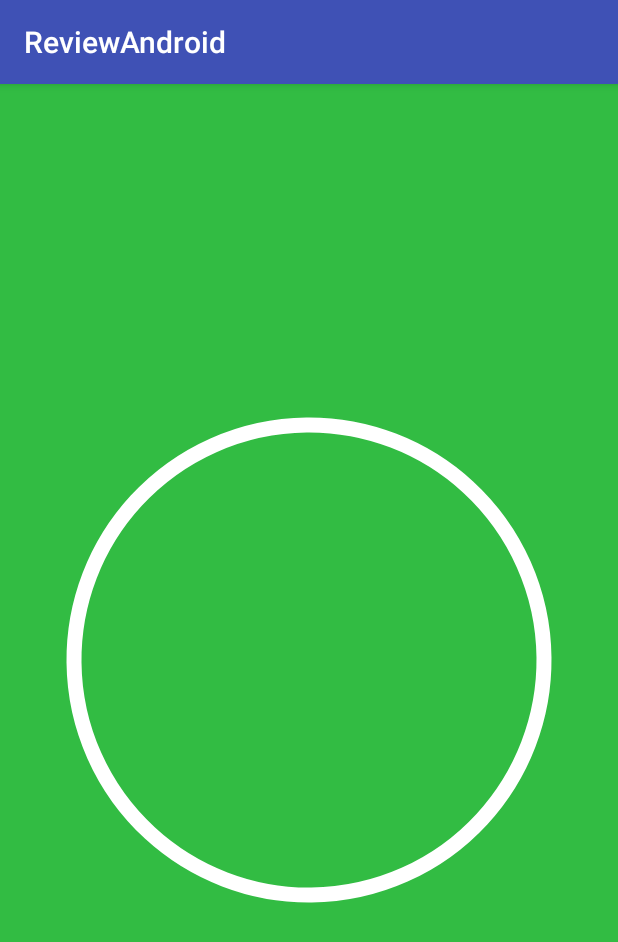
After one commit to dapengyou/ReviewAndroid, an Android app: the FinishActivity screen opened directly, with no data from a screen before it, on a phone screen of 412 x 824 dp. The commit adds this screen. Shown: the top 942 px of the screen. Run offline under Robolectric (Android 15) with nearby library versions, the phone set to English and light mode, and no system bars.

Commit message:
finishView  外面的圈动画完成

```diff
--- a/app/src/main/AndroidManifest.xml
+++ b/app/src/main/AndroidManifest.xml
@@ -40,7 +40,8 @@
         <activity android:name=".activity.AlarmActivity" />
         <activity android:name=".view.ClockViewActivity" />
         <activity android:name=".view.ImageViewActivity" />
-        <activity android:name=".view.SearchActivity"></activity>
+        <activity android:name=".view.SearchActivity" />
+        <activity android:name=".view.FinishActivity"></activity>
     </application>
 
 </manifest>
--- /dev/null
+++ b/app/src/main/java/com/test/reviewandroid/view/FinishActivity.java
@@ -0,0 +1,15 @@
+package com.test.reviewandroid.view;
+
+import android.support.v7.app.AppCompatActivity;
+import android.os.Bundle;
+
+import com.test.reviewandroid.R;
+
+public class FinishActivity extends AppCompatActivity {
+
+    @Override
+    protected void onCreate(Bundle savedInstanceState) {
+        super.onCreate(savedInstanceState);
+        setContentView(R.layout.activity_finish);
+    }
+}
--- a/app/src/main/java/com/test/reviewandroid/view/FinishView.java
+++ b/app/src/main/java/com/test/reviewandroid/view/FinishView.java
@@ -4,15 +4,18 @@ import android.animation.Animator;
 import android.animation.ValueAnimator;
 import android.content.Context;
 import android.content.res.TypedArray;
+import android.graphics.Canvas;
 import android.graphics.Color;
 import android.graphics.Paint;
 import android.graphics.Path;
 import android.graphics.PathMeasure;
+import android.graphics.Point;
 import android.graphics.RectF;
 import android.os.Handler;
 import android.support.annotation.Nullable;
 import android.util.AttributeSet;
 import android.view.View;
+import android.view.animation.LinearInterpolator;
 
 import com.test.reviewandroid.R;
 
@@ -22,21 +25,32 @@ import com.test.reviewandroid.R;
  * @Description:
  */
 public class FinishView extends View {
-    // 画笔
-    private Paint mPaint;
-
     // View 宽高
     private int mViewWidth;
     private int mViewHeight;
+
+    private int mRadius;//半径
+
+    private Point mCenterPoint;//中心点
+    private int mTickWidth, mBorderWidth;//设置对话和圆圈的宽度
 
     // 当前的状态(非常重要)
     private FinishView.status mCurrentState = FinishView.status.NONE;
 
     /*路径*/
-    private Path mTickPath;//对号路径
-    private Path mCirclePath;//外援路径
+    private Path mTickRightPath;//对号路径
+    private Path mTickLeftPath;//对号路径
+    private Path mCirclePath;//外圆路径
+    private RectF mRectF;
+    private Path mArcPath;
+
+
     // 测量Path 并截取部分的工具
     private PathMeasure mPathMeasure;
+
+    /*画笔*/
+    private Paint mCirclePaint;//外圆画笔
+    private Paint mTickPaint;//对号画笔
 
     /*动画*/
     private ValueAnimator mCircleAnimator;//圆圈动画
@@ -44,7 +58,7 @@ public class FinishView extends View {
 
     /*颜色*/
     private int mTickColor;
-    private int mBorderColor;
+    private int mCircleColor;
     private int mBackgroundColor;
 
     // 动画数值(用于控制动画状态,因为同一时间内只允许有一种状态出现,具体数值处理取决于当前状态)
@@ -56,6 +70,9 @@ public class FinishView extends View {
 
     // 用于控制动画状态转换
     private Handler mAnimatorHandler;
+
+    private final static int UNSET_FLAG = 1;
+
 
     public FinishView(Context context) {
         this(context, null);
@@ -72,9 +89,12 @@ public class FinishView extends View {
         try {
             mTickColor =
                     a.getColor(R.styleable.FinishView_tick_color, Color.WHITE);
-            mBorderColor =
-                    a.getColor(R.styleable.FinishView_border_color, Color.parseColor("#4AC65A"));
+            mCircleColor =
+                    a.getColor(R.styleable.FinishView_circle_view_color, Color.WHITE);
             mBackgroundColor = a.getColor(R.styleable.FinishView_background_color, Color.parseColor("#32bc43"));
+            mTickWidth = a.getDimensionPixelSize(R.styleable.FinishView_tick_width, UNSET_FLAG);
+            mBorderWidth =
+                    a.getDimensionPixelOffset(R.styleable.FinishView_border_width, UNSET_FLAG);
         } finally {
             a.recycle();
         }
@@ -127,8 +147,33 @@ public class FinishView extends View {
     @Override
     protected void onSizeChanged(int w, int h, int oldw, int oldh) {
         super.onSizeChanged(w, h, oldw, oldh);
-        mViewWidth = w;
-        mViewHeight = h;
+
+        int width = getWidth();
+        int height = getHeight();
+
+        int paddingLeft = getPaddingLeft();
+        int paddingRight = getPaddingRight();
+        int paddingTop = getPaddingTop();
+        int paddingBottom = getPaddingBottom();
+
+        mViewWidth = width - paddingLeft - paddingRight;
+        mViewHeight = height - paddingTop - paddingBottom;
+
+        int diameter = Math.min(mViewWidth, mViewHeight);
+        mRadius = Math.min(mViewWidth, mViewHeight) / 2 - mBorderWidth;
+
+        mCenterPoint.x = paddingLeft + mRadius + mBorderWidth;
+        mCenterPoint.y = paddingTop + mRadius + mBorderWidth;
+
+        mRectF.set(paddingLeft + mBorderWidth, paddingTop + mBorderWidth, mViewWidth - mBorderWidth, mViewHeight - mBorderWidth);
+
+
+        if (mBorderWidth == UNSET_FLAG) {
+            mBorderWidth = mViewWidth / 12;
+        }
+
+        mCirclePath.reset();
+        mCirclePath.addCircle(mCenterPoint.x, mCenterPoint.y, mRadius, Path.Direction.CCW);
     }
 
     /**
@@ -148,6 +193,8 @@ public class FinishView extends View {
 
         initAnimator();
 
+        mCircleAnimator.start();
+
     }
 
     /**
@@ -157,12 +204,22 @@ public class FinishView extends View {
      * @Description 初始化画笔
      */
     private void initPaint() {
-        mPaint = new Paint();
-        mPaint.setStyle(Paint.Style.STROKE);
-        mPaint.setStrokeWidth(15);
-        mPaint.setColor(Color.WHITE);
-        mPaint.setAntiAlias(true);
-        mPaint.setStrokeCap(Paint.Cap.ROUND);
+        //外圆画笔初始化
+        mCirclePaint = new Paint();
+        mCirclePaint.setStyle(Paint.Style.STROKE);
+        mCirclePaint.setStrokeWidth(mBorderWidth);
+        mCirclePaint.setColor(mCircleColor);
+        mCirclePaint.setAntiAlias(true);
+        mCirclePaint.setStrokeCap(Paint.Cap.ROUND);
+
+        //对号画笔初始化
+        mTickPaint = new Paint();
+        mTickPaint.setStyle(Paint.Style.STROKE);
+        mTickPaint.setStrokeWidth(mTickWidth);
+        mTickPaint.setColor(mTickColor);
+        mTickPaint.setAntiAlias(true);
+        mTickPaint.setStrokeCap(Paint.Cap.ROUND);
+
     }
 
     /**
@@ -172,13 +229,10 @@ public class FinishView extends View {
      * @Description 初始化路径
      */
     private void initPath() {
-        mTickPath = new Path();
+        mCenterPoint = new Point();
         mCirclePath = new Path();
-
-        mPathMeasure = new PathMeasure();
-
-        RectF oval = new RectF(-100, -100, 100, 100);      // 外部圆环
-        mCirclePath.addArc(oval, 45, -359.9f);
+        mRectF = new RectF();
+        mArcPath = new Path();
 
     }
 
@@ -189,6 +243,39 @@ public class FinishView extends View {
      * @Description 监听初始化
      */
     private void initListener() {
+
+        mUpdateListener = new ValueAnimator.AnimatorUpdateListener() {
+            @Override
+            public void onAnimationUpdate(ValueAnimator animation) {
+                float value = (float) animation.getAnimatedValue();
+                mArcPath.reset();
+                mArcPath.addArc(mRectF, -159, 360 * value);
+                invalidate();
+            }
+        };
+
+        mAnimatorListener = new Animator.AnimatorListener() {
+            @Override
+            public void onAnimationStart(Animator animation) {
+
+            }
+
+            @Override
+            public void onAnimationEnd(Animator animation) {
+                // getHandle发消息通知动画状态更新
+//                mAnimatorHandler.sendEmptyMessage(0);
+            }
+
+            @Override
+            public void onAnimationCancel(Animator animation) {
+
+            }
+
+            @Override
+            public void onAnimationRepeat(Animator animation) {
+
+            }
+        };
     }
 
     /**
@@ -207,5 +294,17 @@ public class FinishView extends View {
      * @Description 初始化动画
      */
     private void initAnimator() {
+        // circle animation
+        mCircleAnimator = ValueAnimator.ofFloat(0f, 1f);
+        mCircleAnimator.setInterpolator(new LinearInterpolator());
+        mCircleAnimator.setDuration(2000 / 3);
+        mCircleAnimator.setStartDelay((long) (2000 * 0.23));
+
+        mCircleAnimator.addUpdateListener(mUpdateListener);
+    }
+
+    @Override
+    protected void onDraw(Canvas canvas) {
+        canvas.drawPath(mArcPath, mCirclePaint);
     }
 }
--- /dev/null
+++ b/app/src/main/res/layout/activity_finish.xml
@@ -0,0 +1,15 @@
+<?xml version="1.0" encoding="utf-8"?>
+<LinearLayout xmlns:android="http://schemas.android.com/apk/res/android"
+    xmlns:app="http://schemas.android.com/apk/res-auto"
+    xmlns:tools="http://schemas.android.com/tools"
+    android:layout_width="match_parent"
+    android:layout_height="match_parent"
+    android:background="#32bc43"
+    android:gravity="center"
+    tools:context=".view.FinishActivity">
+
+    <com.test.reviewandroid.view.FinishView
+        android:layout_width="wrap_content"
+        android:layout_height="wrap_content"
+        app:border_width="10dp"/>
+</LinearLayout>
--- a/app/src/main/res/layout/activity_main.xml
+++ b/app/src/main/res/layout/activity_main.xml
@@ -30,4 +30,9 @@
         android:layout_width="match_parent"
         android:layout_height="wrap_content"
         android:text="搜索" />
+    <Button
+        android:id="@+id/bt_finish"
+        android:layout_width="match_parent"
+        android:layout_height="wrap_content"
+        android:text="完成动画" />
 </LinearLayout>
--- a/app/src/main/res/values/attrs.xml
+++ b/app/src/main/res/values/attrs.xml
@@ -9,8 +9,10 @@
 
     <declare-styleable name="FinishView">
         <attr name="tick_color" format="color"/>
-        <attr name="border_color" format="color"/>
+        <attr name="circle_view_color" format="color"/>
         <attr name="background_color" format="color"/>
+        <attr name="tick_width" format="dimension"/>
+        <attr name="border_width" format="dimension"/>
     </declare-styleable>
 
     <declare-styleable name="StopWatchView">
```
Also changed, not shown: app/src/main/java/com/test/reviewandroid/MainActivity.java (+5 -1 lines).
